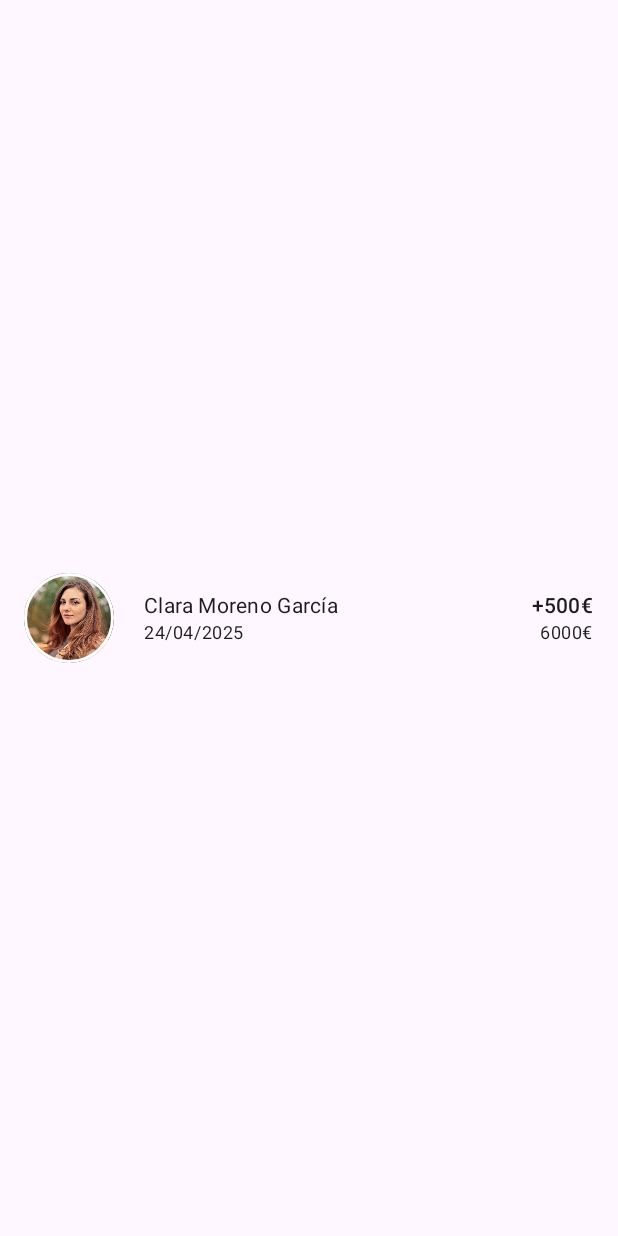
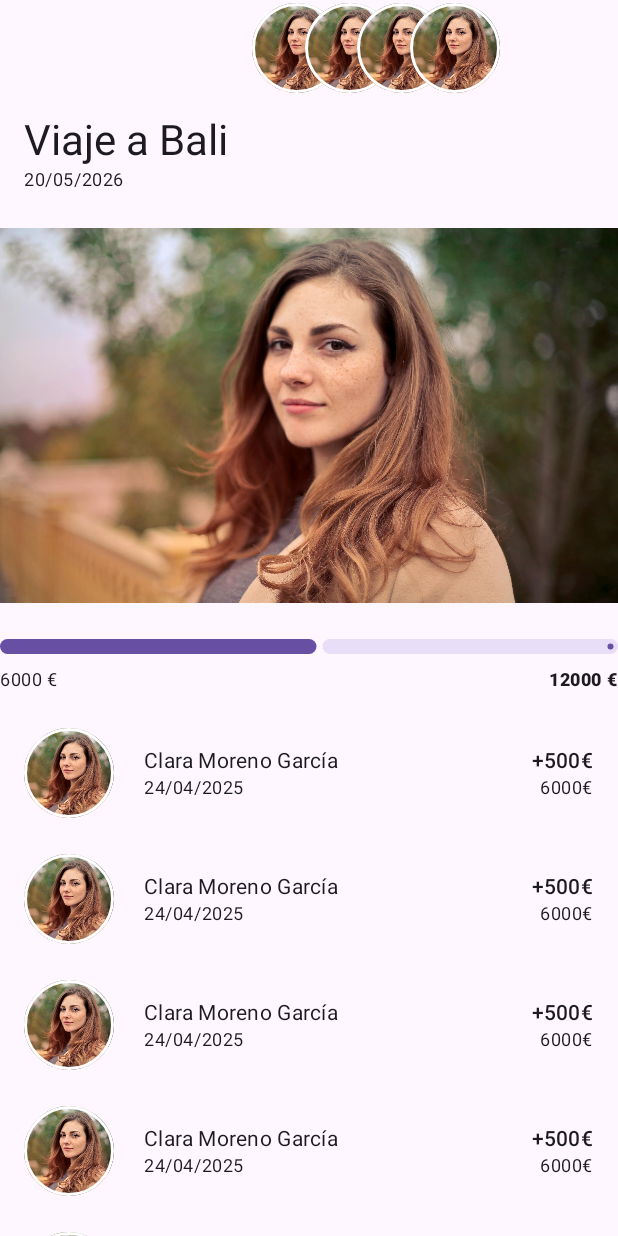
Before and after one commit to AnnaSolox/Kipon, an Android app built with Jetpack Compose: the screen it shows after launch (MainActivity), on a phone screen of 412 x 824 dp. Run offline under Robolectric (Android 15) with nearby library versions, the phone set to English and light mode, and no system bars.

Commit message:
Screen hucha

```diff
--- a/app/src/main/java/com/annasolox/kipon/MainActivity.kt
+++ b/app/src/main/java/com/annasolox/kipon/MainActivity.kt
@@ -18,6 +18,7 @@ import androidx.compose.ui.tooling.preview.Preview
 import com.annasolox.kipon.ui.composables.AccountElevatedCard
 import com.annasolox.kipon.ui.composables.Contribution
 import com.annasolox.kipon.ui.composables.UserThumbnail
+import com.annasolox.kipon.ui.screens.AccountDetailScreen
 import com.annasolox.kipon.ui.theme.KiponTheme
 
 class MainActivity : ComponentActivity() {
@@ -29,7 +30,7 @@ class MainActivity : ComponentActivity() {
                 Scaffold(modifier = Modifier.fillMaxSize()) { innerPadding ->
                     Box(Modifier.fillMaxSize().padding(innerPadding), contentAlignment = Alignment.Center){
                         Column(Modifier.fillMaxSize(), verticalArrangement = Arrangement.SpaceEvenly) {
-                            Contribution()
+                            AccountDetailScreen()
                         }
                     }
                 }
--- a/app/src/main/java/com/annasolox/kipon/ui/screens/AccountDetailScreen.kt
+++ b/app/src/main/java/com/annasolox/kipon/ui/screens/AccountDetailScreen.kt
@@ -1,108 +1,87 @@
 package com.annasolox.kipon.ui.screens
 
 import androidx.compose.foundation.Image
-import androidx.compose.foundation.layout.Arrangement
-import androidx.compose.foundation.layout.Box
 import androidx.compose.foundation.layout.Column
 import androidx.compose.foundation.layout.Row
 import androidx.compose.foundation.layout.Spacer
-import androidx.compose.foundation.layout.fillMaxSize
 import androidx.compose.foundation.layout.fillMaxWidth
 import androidx.compose.foundation.layout.height
-import androidx.compose.foundation.layout.padding
-import androidx.compose.foundation.layout.size
 import androidx.compose.foundation.lazy.LazyColumn
-import androidx.compose.foundation.rememberScrollState
-import androidx.compose.foundation.verticalScroll
+import androidx.compose.foundation.lazy.rememberLazyListState
+import androidx.compose.material3.ExperimentalMaterial3Api
+import androidx.compose.material3.LargeTopAppBar
 import androidx.compose.material3.MaterialTheme
+import androidx.compose.material3.Scaffold
 import androidx.compose.material3.Text
+import androidx.compose.material3.TopAppBarDefaults
 import androidx.compose.runtime.Composable
-import androidx.compose.runtime.getValue
-import androidx.compose.runtime.mutableFloatStateOf
-import androidx.compose.runtime.remember
-import androidx.compose.runtime.setValue
 import androidx.compose.ui.Alignment
 import androidx.compose.ui.Modifier
-import androidx.compose.ui.geometry.Offset
-import androidx.compose.ui.input.nestedscroll.NestedScrollConnection
-import androidx.compose.ui.input.nestedscroll.NestedScrollSource
 import androidx.compose.ui.input.nestedscroll.nestedScroll
 import androidx.compose.ui.layout.ContentScale
-import androidx.compose.ui.platform.LocalDensity
 import androidx.compose.ui.res.painterResource
 import androidx.compose.ui.tooling.preview.Preview
-import androidx.compose.ui.unit.Dp
 import androidx.compose.ui.unit.dp
 import com.annasolox.kipon.R
 import com.annasolox.kipon.ui.composables.AccountMembers
+import com.annasolox.kipon.ui.composables.AccountProgressBar
 import com.annasolox.kipon.ui.composables.Contribution
 
+@OptIn(ExperimentalMaterial3Api::class)
 @Preview(showBackground = true)
 @Composable
 fun AccountDetailScreen() {
-    val imageHeight: Dp = 240.dp
-    val minHeight: Dp = 80.dp
+    val scrollBehavior = TopAppBarDefaults.exitUntilCollapsedScrollBehavior()
+    val scrollState = rememberLazyListState()
 
-    val scrollState = rememberScrollState()
-    val collapseRange = with(LocalDensity.current) { (imageHeight - minHeight).toPx() }
-
-    var scrollOffset by remember { mutableFloatStateOf(0f) }
-
-    val nestedScrollConnection = remember {
-        object : NestedScrollConnection {
-            override fun onPreScroll(available: Offset, source: NestedScrollSource): Offset {
-                val delta = available.y
-                val newOffset = (scrollOffset + delta).coerceIn(-collapseRange, 0f)
-                scrollOffset = newOffset
-                return Offset.Zero
+    Scaffold (
+        modifier = Modifier.nestedScroll(scrollBehavior.nestedScrollConnection),
+        topBar = {
+            LargeTopAppBar(
+                title = {
+                    Column {
+                        Text("Viaje a Bali")
+                        Text("20/05/2026", style = MaterialTheme.typography.bodySmall)
                     }
+                },
+                actions = {
+                    Row(
+                        verticalAlignment = Alignment.CenterVertically
+                    ) {
+                        AccountMembers(4)
                     }
+                },
+                scrollBehavior = scrollBehavior
+            )
         }
-
-    val progress = -scrollOffset / collapseRange
-    val imageHeightPx = with(LocalDensity.current) { imageHeight.toPx() }
-
-    Box(
-        Modifier
-            .fillMaxSize()
-            .nestedScroll(nestedScrollConnection)
+    ) { paddingValues ->
+        LazyColumn(
+            state = scrollState,
+            contentPadding = paddingValues
         ) {
-        LazyColumn(
-            Modifier
-                .verticalScroll(scrollState)
-                .padding(top = imageHeight * (1 - progress))
-        ) {
-            items(
-                20
-            ) {
-                Contribution()
-                Spacer(Modifier.size(24.dp))
-            }
-        }
-    }
-
+            item {
+                // Imagen de cabecera
                 Image(
                     painter = painterResource(R.drawable.girl_photo),
                     contentDescription = null,
                     contentScale = ContentScale.Crop,
                     modifier = Modifier
-            .height(imageHeight - (imageHeight - minHeight) * progress)
-            .fillMaxWidth(),
-        alignment = Alignment.TopCenter
+                        .fillMaxWidth()
+                        .height(250.dp)
                 )
+            }
 
-    Row(
-        Modifier
-            .fillMaxWidth()
-            .height(minHeight),
-        horizontalArrangement = Arrangement.SpaceBetween,
-        verticalAlignment = Alignment.CenterVertically
-    ) {
-        Column {
-            Text(style = MaterialTheme.typography.displaySmall, text = "Viaje a Bali")
-            Text(style = MaterialTheme.typography.bodyMedium, text = "20/05/2026")
+            item {
+                Spacer(Modifier.height(24.dp))
+                AccountProgressBar(6000, 12000)
+                Spacer(Modifier.height(24.dp))
             }
-        AccountMembers(3)
+
+            items(20) {
+                Contribution()
+                Spacer(Modifier.height(24.dp))
+            }
+        }
     }
 
 }
```
Lines whose indentation alone changed are shown as unchanged.
